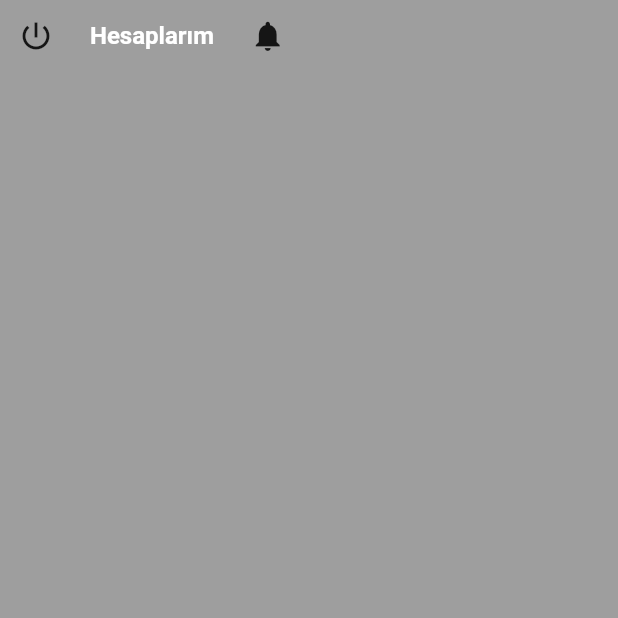
After one commit to SuprRremaGB/banka, a Flutter app: the Gercek_Ana screen opened directly, on a phone screen of 412 x 824 dp, the top half of it. The commit adds this screen. Run offline on Flutter 3.47's test engine with Material 2 defaults, Android fonts, the phone set to English and light mode, and no system bars; statements that could not run were skipped.

Commit message:
Alper gerçek değilmiş

```diff
--- /dev/null
+++ b/lib/Gercek_AnaSayfa.dart
@@ -0,0 +1,38 @@
+import 'package:flutter/material.dart';
+import 'package:flutter/cupertino.dart';
+
+class Gercek_Ana extends StatefulWidget {
+  const Gercek_Ana({Key? key}) : super(key: key);
+
+  @override
+  _Gercek_AnaState createState() => _Gercek_AnaState();
+}
+
+class _Gercek_AnaState extends State<Gercek_Ana> {
+  @override
+  Widget build(BuildContext context) {
+    return Scaffold(
+      backgroundColor: Colors.grey,
+      body: Column(
+        children: [
+          Row(
+            children: [
+              IconButton(
+                  onPressed: () {}, icon: Icon(Icons.power_settings_new)),
+              Text(
+                "   Hesaplarım   ",
+                style: TextStyle(
+                  fontSize: 16,
+                  color: Colors.white,
+                  fontWeight: FontWeight.bold,
+                ),
+              ),
+              IconButton(
+                  onPressed: () {}, icon: Icon(Icons.notifications)),
+            ],
+          ),
+        ],
+      ),
+    );
+  }
+}
--- a/lib/Giris_Sayfasi.dart
+++ b/lib/Giris_Sayfasi.dart
@@ -1,6 +1,7 @@
 import 'package:flutter/cupertino.dart';
 import 'package:flutter/material.dart';
 import 'Container_Design.dart';
+import 'Gercek_AnaSayfa.dart';
 
 class Giris_Sayfa extends StatefulWidget {
   const Giris_Sayfa({Key? key}) : super(key: key);
@@ -111,6 +112,16 @@ class _Giris_SayfaState extends State<Giris_Sayfa> {
                 ),
                 Padding(
                   padding: const EdgeInsets.fromLTRB(20,0,20,0),
+                  child: GestureDetector(
+                    onTap: (){
+                      setState(() {
+                        Navigator.push(
+                          context,
+                          MaterialPageRoute(builder: (context) => Gercek_Ana()),
+                        );
+                      }
+                      );
+                    },
                     child: Container(
                       decoration: BoxDecoration(
                           borderRadius: BorderRadius.circular(100),
@@ -125,6 +136,7 @@ class _Giris_SayfaState extends State<Giris_Sayfa> {
                           style: TextStyle(
                             fontSize: 20,
                             color: Colors.white,
+                          ),
                         ),
                       ),
                     ),
```
Lines whose indentation alone changed are shown as unchanged.
